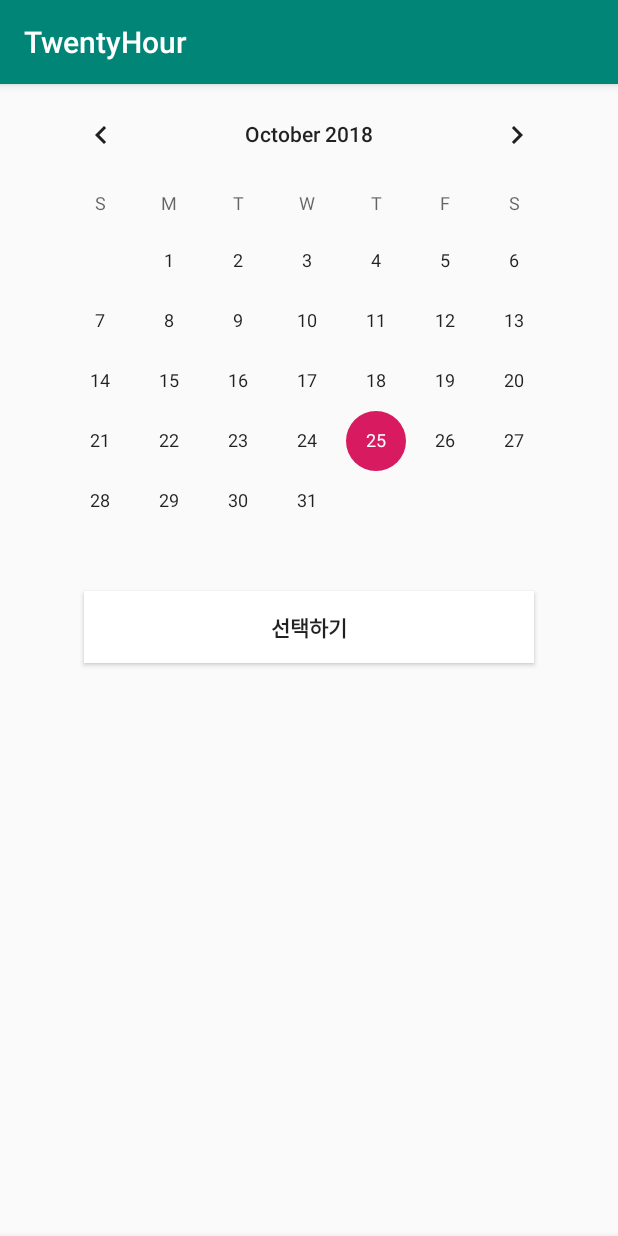
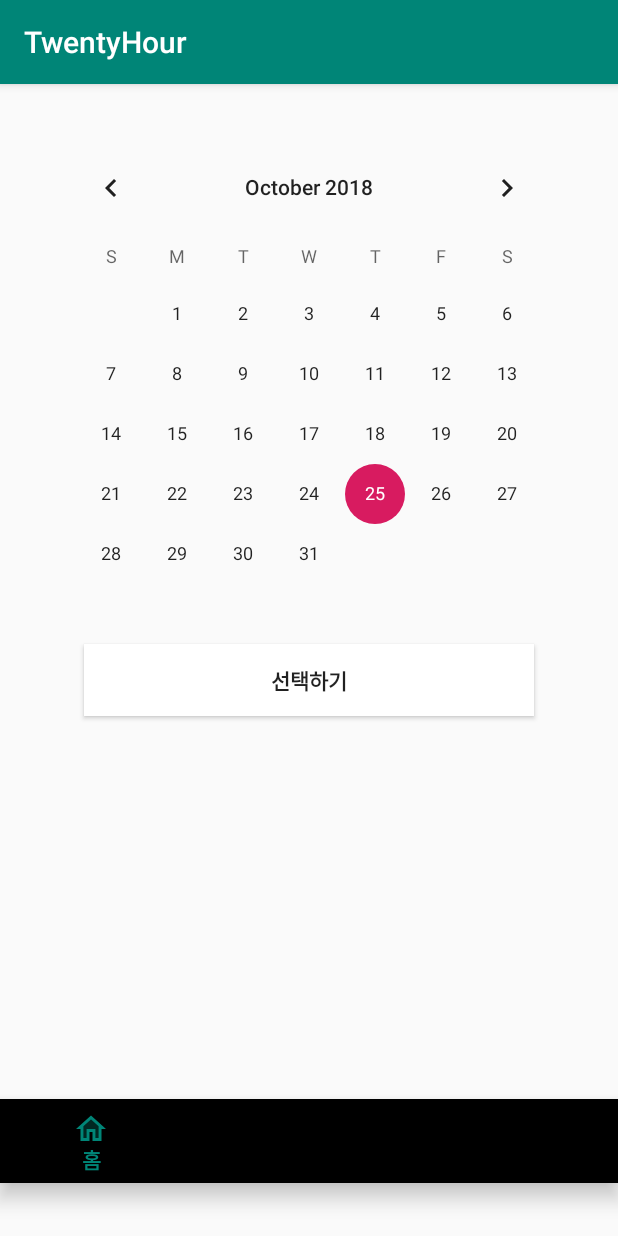
Before and after one commit to kjwbn1/TwentyHour, an Android app: the fragment CalendarFragment placed in its activity, on a phone screen of 412 x 824 dp. Run offline under Robolectric (Android 15) with nearby library versions, the phone set to English and light mode, and no system bars; libraries missing offline, so code that uses them is left out: retrofit2.adapter.rxjava, rx.android.schedulers, rx.schedulers, rx.subscriptions; 2 statements that could not run were skipped.

Commit message:
정리중

```diff
--- a/app/build.gradle
+++ b/app/build.gradle
@@ -35,9 +35,7 @@ dependencies {
     androidTestImplementation 'com.android.support.test:runner:1.0.2'
     androidTestImplementation 'com.android.support.test.espresso:espresso-core:3.0.2'
     implementation 'com.android.support:design:27.1.1'
-
-
-
+    implementation 'com.android.support:cardview-v7:27.1.1'
     implementation 'com.github.applikeysolutions:cosmocalendar:1.0.4'
     implementation 'com.naver.maps.open:naver-map-api:2.1.2@aar'
     implementation 'org.mariadb.jdbc:mariadb-java-client:2.1.2'
@@ -48,5 +46,7 @@ dependencies {
     implementation 'io.reactivex:rxjava:1.2.0'
     implementation 'io.reactivex:rxandroid:1.2.1'
     implementation 'com.google.code.gson:gson:2.8.5'
+    implementation 'com.android.support.constraint:constraint-layout:1.1.2'
+
 
 }
--- a/app/src/main/java/com/kjw/twentyhour/LoginActivity.java
+++ b/app/src/main/java/com/kjw/twentyhour/LoginActivity.java
@@ -29,8 +29,7 @@ public class LoginActivity extends AppCompatActivity implements ResetPasswordDia
             loadFragment();
         }
     }
-adfafafasf
-    dafsfsa
+
 
     private void loadFragment(){
 
--- a/app/src/main/java/com/kjw/twentyhour/adapter/FoodViewAdapter.java
+++ b/app/src/main/java/com/kjw/twentyhour/adapter/FoodViewAdapter.java
@@ -6,7 +6,6 @@ import android.view.View;
 import android.view.ViewGroup;
 import android.widget.BaseAdapter;
 import android.widget.ImageView;
-import android.widget.ListView;
 import android.widget.TextView;
 
 import com.kjw.twentyhour.R;
@@ -19,7 +18,7 @@ public class FoodViewAdapter extends BaseAdapter {
     private List<Food> foodData;
     private int layout;
     private LayoutInflater inflater;
-    ListView listView;
+
 
 
 
--- a/app/src/main/java/com/kjw/twentyhour/adapter/TabPageAdapter.java
+++ b/app/src/main/java/com/kjw/twentyhour/adapter/TabPageAdapter.java
@@ -23,11 +23,6 @@ public class TabPageAdapter extends FragmentStatePagerAdapter {
 
     }
 
-
-
-
-
-
     @Override
     public Fragment getItem(int position) {
         switch(position){
--- a/app/src/main/java/com/kjw/twentyhour/fragment/CalendarFragment.java
+++ b/app/src/main/java/com/kjw/twentyhour/fragment/CalendarFragment.java
@@ -36,7 +36,7 @@ public class CalendarFragment extends Fragment {
     private  onSetDateListener mListener;
 
 
-    String ss;
+    String selectedFormatedDate;
     Context context;
 
 
@@ -56,10 +56,8 @@ public class CalendarFragment extends Fragment {
             @Override
             public void onClick(View v) {
                 SimpleDateFormat simpleDateFormat = new SimpleDateFormat("YY년 M월 d일 (E)");
-                ss = simpleDateFormat.format(calendarView.getDate());
-                mListener.setDate(ss);
-
-
+                selectedFormatedDate = simpleDateFormat.format(calendarView.getDate());
+                mListener.setDate(selectedFormatedDate);
 
           }
       });
@@ -69,7 +67,7 @@ public class CalendarFragment extends Fragment {
 
 
 
-    private void initSharedPreferences() {
+   private void initSharedPreferences() {
 
 
     }
@@ -90,14 +88,7 @@ public class CalendarFragment extends Fragment {
 
     }
 
-
-
-
-
-
-
-
-   @Override
+    @Override
    public void onDestroy() {
        super.onDestroy();
 
--- a/app/src/main/java/com/kjw/twentyhour/fragment/LoginFragment.java
+++ b/app/src/main/java/com/kjw/twentyhour/fragment/LoginFragment.java
@@ -51,7 +51,7 @@ public class LoginFragment extends Fragment {
     private TextInputLayout mTiEmail;
     private TextInputLayout mTiPassword;
     private ProgressBar mProgressBar;
-    private BottomNavigationView bottomNavigationView;
+
 
     private CompositeSubscription mSubscriptions;
     private SharedPreferences mSharedPreferences;
@@ -150,7 +150,6 @@ public class LoginFragment extends Fragment {
         mEtPassword.setText(null);
 
         Intent intent = new Intent(getActivity(),StateActivity.class);
-//        Intent intent = new Intent(getContext(),ProfileActivity.class);
         startActivity(intent);
 
 
--- a/app/src/main/java/com/kjw/twentyhour/fragment/ProfileFragment.java
+++ b/app/src/main/java/com/kjw/twentyhour/fragment/ProfileFragment.java
@@ -49,7 +49,7 @@ public class ProfileFragment extends Fragment implements ChangePasswordDialog.Li
 
     private String mToken;
     private String mEmail;
-    private BottomNavigationView bottomNavigationView;
+
 
     private CompositeSubscription mSubscriptions;
     private SharedPreferences mSharedPreferences;
@@ -79,9 +79,6 @@ public class ProfileFragment extends Fragment implements ChangePasswordDialog.Li
         mBtChangePassword = (Button) v.findViewById(R.id.btn_change_password);
         mBtLogout = (Button) v.findViewById(R.id.btn_logout);
         mProgressbar = (ProgressBar) v.findViewById(R.id.progress);
-
-        bottomNavigationView = v.findViewById(R.id.action_home);
-
         mSharedPreferences = PreferenceManager.getDefaultSharedPreferences(getContext());
         mToken = mSharedPreferences.getString(Constants.TOKEN,"");
 
--- a/app/src/main/java/com/kjw/twentyhour/fragment/StateFragment.java
+++ b/app/src/main/java/com/kjw/twentyhour/fragment/StateFragment.java
@@ -60,14 +60,10 @@ public class StateFragment extends Fragment {
 
 
     private FrameLayout calendarFrame;
-    private FrameLayout timeFrame;
     private Button searchGround;
     public Button dayStart;
     private Button timeStart;
-    private Button timeEnd;
     private Button gameSelect;
-    private ImageView game1;
-    private ImageView game2;
     private Button gameSelectComplete;
     TimePicker timePickerS;
     TimePicker timePickerE;
@@ -284,8 +280,6 @@ public class StateFragment extends Fragment {
                     searchGround.setText(mapDataTemp);
                     editor.putString("address" , mapDataTemp);
                     editor.commit();
-
-
                 }
             }
 
@@ -317,8 +311,6 @@ public class StateFragment extends Fragment {
         dayStart = (Button) v.findViewById(R.id.btn_day);
         timeStart = (Button) v.findViewById(R.id.btn_time_s);
         gameSelect = (Button) v.findViewById(R.id.btn_game_select);
-        game1 = (ImageView) v.findViewById(R.id.btn_game1);
-        game2 = (ImageView) v.findViewById(R.id.btn_game2);
         gameSelectComplete = (Button) v.findViewById(R.id.btn_select_complete);
         calendarFrame = (FrameLayout) v.findViewById(R.id.calendar_frame);
         timePickerS = (TimePicker) v.findViewById(R.id.timepicker_start);
--- a/app/src/main/res/layout/activity_state_setting.xml
+++ b/app/src/main/res/layout/activity_state_setting.xml
@@ -1,6 +1,6 @@
 <?xml version="1.0" encoding="utf-8"?>
 
-<LinearLayout
+<android.support.constraint.ConstraintLayout xmlns:tools="http://schemas.android.com/tools"
     android:layout_width="match_parent"
     android:layout_height="match_parent"
     android:orientation="vertical"
@@ -12,11 +12,14 @@
     <FrameLayout
         android:id="@+id/fragmentFrame"
         android:layout_width="match_parent"
-        android:layout_height="match_parent"
-        android:layout_marginBottom="64dp"
-        android:layout_marginEnd="8dp"
-        android:layout_marginStart="8dp"
-        >
+        android:layout_height="605dp"
+        android:layout_marginStart="16dp"
+        android:layout_marginEnd="16dp"
+        app:layout_constraintBottom_toTopOf="@+id/navigation"
+        app:layout_constraintEnd_toEndOf="parent"
+        app:layout_constraintHorizontal_bias="0.0"
+        app:layout_constraintStart_toStartOf="parent"
+        app:layout_constraintTop_toTopOf="parent">
 
     </FrameLayout>
 
@@ -25,7 +28,11 @@
         android:id="@+id/navigation"
         android:layout_width="match_parent"
         android:layout_height="56dp"
-        android:layout_alignParentBottom="true"
+        android:layout_marginBottom="0dp"
+        app:layout_constraintBottom_toBottomOf="parent"
+        app:layout_constraintEnd_toEndOf="parent"
+        app:layout_constraintStart_toStartOf="parent"
+        app:layout_constraintTop_toBottomOf="@+id/fragmentFrame"
         app:menu="@menu/my_navigation_items" />
 
-</LinearLayout>
+</android.support.constraint.ConstraintLayout>
--- a/app/src/main/res/layout/fragment_profile.xml
+++ b/app/src/main/res/layout/fragment_profile.xml
@@ -1,7 +1,5 @@
 <?xml version="1.0" encoding="utf-8"?>
 <RelativeLayout xmlns:android="http://schemas.android.com/apk/res/android"
-    xmlns:tools="http://schemas.android.com/tools"
-    xmlns:app="http://schemas.android.com/apk/res-auto"
     android:id="@+id/activity_profile"
     android:layout_width="match_parent"
     android:layout_height="match_parent"
--- a/app/src/main/res/layout/fragment_state.xml
+++ b/app/src/main/res/layout/fragment_state.xml
@@ -1,6 +1,6 @@
 <?xml version="1.0" encoding="utf-8"?>
 <ScrollView
-    android:layout_height="wrap_content"
+    android:layout_height="match_parent"
     android:layout_width="match_parent"
     xmlns:android="http://schemas.android.com/apk/res/android"
     xmlns:app="http://schemas.android.com/apk/res-auto">
@@ -147,6 +147,7 @@
             android:layout_marginLeft="16dp"
             android:layout_height="72dp"
             android:layout_marginTop="100dp"
+            android:layout_marginBottom="50dp"
             android:text="선택완료"
             android:textColor="@android:color/white"
             android:fontFamily="@font/netmarbleb"
```
Also changed, not shown: app/src/main/java/com/kjw/twentyhour/StateActivity.java (+4 -4 lines), app/src/main/java/com/kjw/twentyhour/fragment/CalculartorFragment.java (+11 -18 lines).
